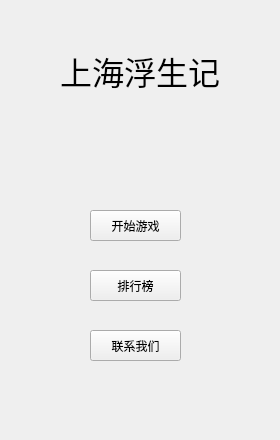
wwwxyz123/shanghaifusheng, file start.ui: the form before one commit.
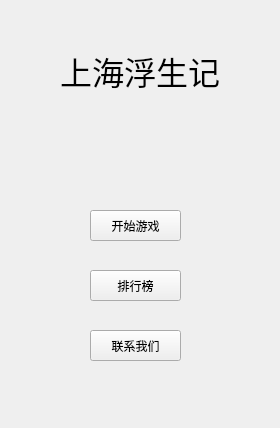
The form after the commit.

What changed in the file:
```diff
--- a/start.ui
+++ b/start.ui
@@ -7,7 +7,7 @@
     <x>0</x>
     <y>0</y>
     <width>280</width>
-    <height>440</height>
+    <height>428</height>
    </rect>
   </property>
   <property name="windowTitle">
```
